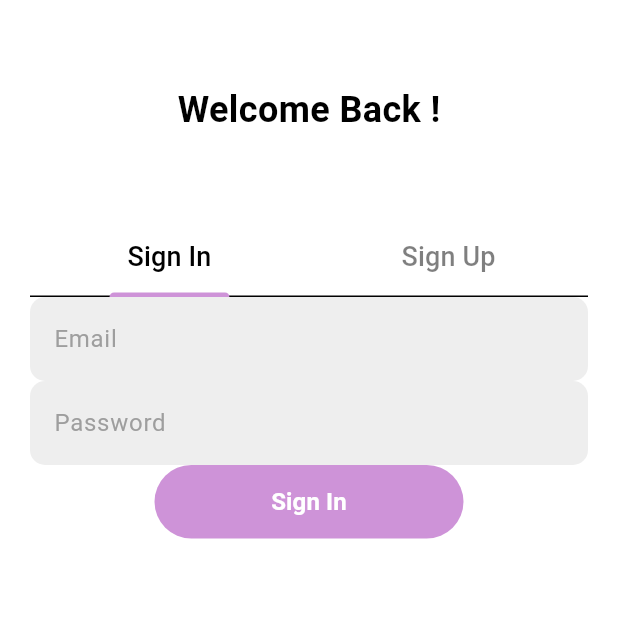
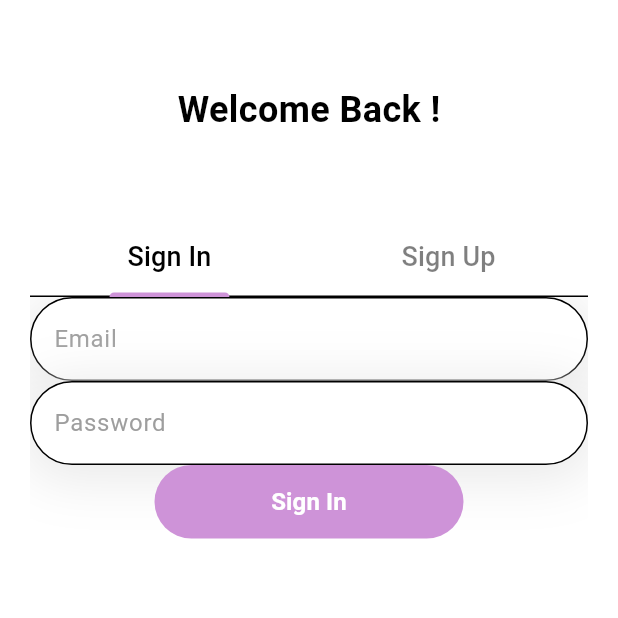
Before and after one commit to Olvine23/ollychat, a Flutter app: the screen it shows after launch, on a phone screen of 412 x 824 dp, the top half of it. Run offline on Flutter 3.47's test engine with Material 3 defaults, Android fonts, the phone set to English and light mode, and no system bars; our stand-ins replace bloc, cloud_firestore, equatable, firebase_auth, firebase_core, flutter_bloc; accounts and stored records are empty.

Commit message:
Created custom textfield widget

```diff
--- a/lib/components/custom_textfield.dart
+++ b/lib/components/custom_textfield.dart
@@ -1,4 +1,5 @@
 import 'package:flutter/material.dart';
+import 'package:olly_chat/theme/colors.dart';
 
 class CustomTextField extends StatelessWidget {
   final TextEditingController controller;
@@ -29,7 +30,20 @@ class CustomTextField extends StatelessWidget {
 
   @override
   Widget build(BuildContext context) {
-    return   TextFormField(
+    return Container(
+        decoration: BoxDecoration(
+                      borderRadius: BorderRadius.circular(30),
+                      boxShadow: [
+                        BoxShadow(
+                          color: AppColors.greenWhite, // Shadow color
+                          spreadRadius: 5, // Spread radius
+                          blurRadius: 30, // Blur radius
+                          offset: Offset(0, 5), // Offset
+                        ),
+                      ],
+                    ),
+
+      child: TextFormField(
           validator: validator,
           controller: controller,
           obscureText: obscureText,
@@ -41,20 +55,23 @@ class CustomTextField extends StatelessWidget {
           decoration: InputDecoration(
             suffixIcon: suffixIcon,
             prefixIcon: prefixIcon,
-				enabledBorder: OutlineInputBorder(
-					borderRadius: BorderRadius.circular(10),
-					borderSide: const BorderSide(color: Colors.transparent),
+
+            border: OutlineInputBorder(borderRadius: BorderRadius.circular(30)),
+            focusedBorder: OutlineInputBorder(
+              borderRadius: BorderRadius.circular(30),
+              borderSide:
+                  BorderSide(
+                    width: 1.0,
+                    color:  AppColors.primaryColor),
             ),
-				focusedBorder: OutlineInputBorder(
-					borderRadius: BorderRadius.circular(20),
-					borderSide: BorderSide(color: Theme.of(context).colorScheme.secondary),
-				),
-				fillColor: Colors.grey.shade200,
+            errorBorder: const UnderlineInputBorder(
+                borderSide: BorderSide(color: Colors.red)),
+            // fillColor: Colors.grey.shade200,
             filled: true,
             hintText: hintText,
             hintStyle: TextStyle(color: Colors.grey[500]),
             errorText: errorMsg,
-			)
+          )),
     );
   }
 }
--- /dev/null
+++ b/lib/theme/colors.dart
@@ -0,0 +1,15 @@
+import 'package:flutter/material.dart';
+
+class AppColors{
+  static Color primaryColor = const Color(0Xff5E2CA5);
+  static Color  primaryRedColor =  const Color(0xffFF0303);
+  static Color secondaryColor =  const Color(0xffB1816D);
+  static Color darkBlue = const Color(0x0ff2222c);
+  static Color frenchGray = const Color(0xffb9bbc9);
+  static Color white = const Color(0xffffffff);
+  static Color black = const Color(0xff000000);
+  static Color darkGrey = const Color(0xff535865);
+  static Color greenWhite = const Color(0xffe9e9e9);
+  static Color charcoalGrey = const Color(0xff414141);
+
+}
```
Lines whose indentation alone changed are shown as unchanged.
